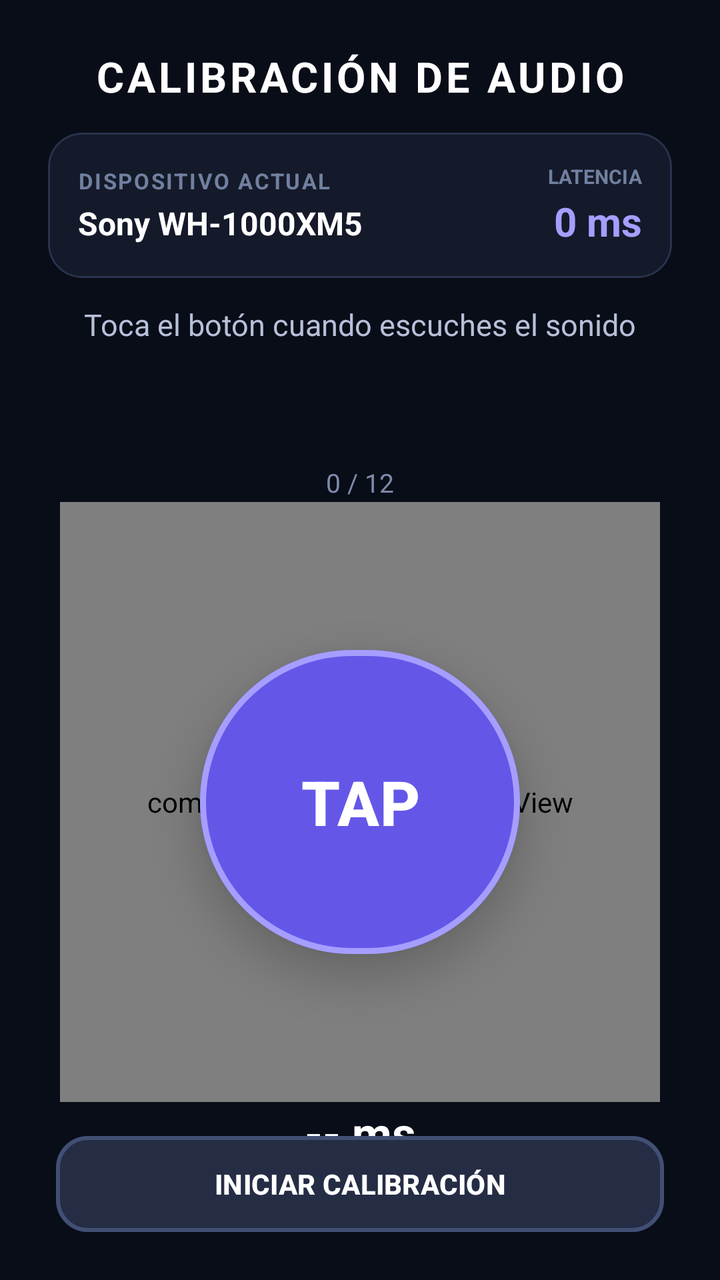
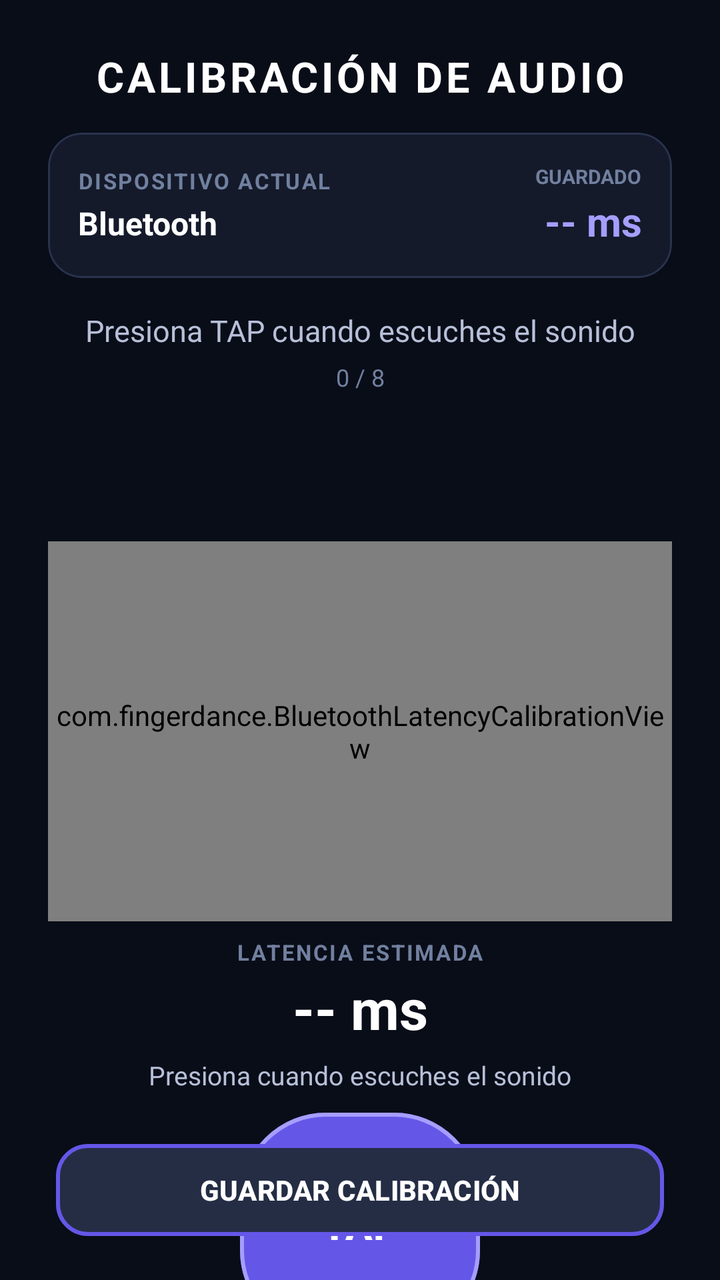

Before-and-after screenshots of an Android layout around one commit, followed by the original layout XML and the change that was made.
<!-- AndroidManifest.xml: application theme Theme.FingerDance -->
<!-- res/layout/activity_bluetooth_latency.xml -->
<?xml version="1.0" encoding="utf-8"?>
<androidx.constraintlayout.widget.ConstraintLayout
    xmlns:android="http://schemas.android.com/apk/res/android"
    xmlns:app="http://schemas.android.com/apk/res-auto"
    android:layout_width="match_parent"
    android:layout_height="match_parent"
    android:background="#090D18">


    

    <TextView
        android:id="@+id/txtTitle"
        android:layout_width="wrap_content"
        android:layout_height="wrap_content"
        android:layout_marginTop="24dp"
        android:letterSpacing="0.08"
        android:text="CALIBRACIÓN DE AUDIO"
        android:textColor="#FFFFFF"
        android:textSize="21sp"
        android:textStyle="bold"
        app:layout_constraintTop_toTopOf="parent"
        app:layout_constraintStart_toStartOf="parent"
        app:layout_constraintEnd_toEndOf="parent" />


    

    <com.google.android.material.card.MaterialCardView
        android:id="@+id/cardCurrentDevice"
        android:layout_width="0dp"
        android:layout_height="wrap_content"
        android:layout_marginStart="24dp"
        android:layout_marginTop="14dp"
        android:layout_marginEnd="24dp"
        app:cardBackgroundColor="#141A2A"
        app:cardCornerRadius="17dp"
        app:cardElevation="0dp"
        app:strokeColor="#29334D"
        app:strokeWidth="1dp"
        app:layout_constraintTop_toBottomOf="@id/txtTitle"
        app:layout_constraintStart_toStartOf="parent"
        app:layout_constraintEnd_toEndOf="parent">

        <LinearLayout
            android:layout_width="match_parent"
            android:layout_height="wrap_content"
            android:orientation="horizontal"
            android:gravity="center_vertical"
            android:padding="15dp">

            <LinearLayout
                android:layout_width="0dp"
                android:layout_height="wrap_content"
                android:layout_weight="1"
                android:orientation="vertical">

                <TextView
                    android:layout_width="wrap_content"
                    android:layout_height="wrap_content"
                    android:text="DISPOSITIVO ACTUAL"
                    android:textColor="#71809F"
                    android:textSize="11sp"
                    android:textStyle="bold"
                    android:letterSpacing="0.08" />

                <TextView
                    android:id="@+id/txtDeviceModel"
                    android:layout_width="match_parent"
                    android:layout_height="wrap_content"
                    android:layout_marginTop="3dp"
                    android:ellipsize="end"
                    android:maxLines="1"
                    android:text="Sony WH-1000XM5"
                    android:textColor="#FFFFFF"
                    android:textSize="16sp"
                    android:textStyle="bold" />

            </LinearLayout>


            <LinearLayout
                android:layout_width="wrap_content"
                android:layout_height="wrap_content"
                android:layout_marginStart="14dp"
                android:gravity="end"
                android:orientation="vertical">

                <TextView
                    android:layout_width="wrap_content"
                    android:layout_height="wrap_content"
                    android:text="LATENCIA"
                    android:textColor="#71809F"
                    android:textSize="10sp"
                    android:textStyle="bold" />

                <TextView
                    android:id="@+id/txtSavedLatency"
                    android:layout_width="wrap_content"
                    android:layout_height="wrap_content"
                    android:layout_marginTop="2dp"
                    android:text="0 ms"
                    android:textColor="#A69EFF"
                    android:textSize="20sp"
                    android:textStyle="bold" />

            </LinearLayout>

        </LinearLayout>

    </com.google.android.material.card.MaterialCardView>


    

    <TextView
        android:id="@+id/txtStatus"
        android:layout_width="0dp"
        android:layout_height="wrap_content"
        android:layout_marginStart="24dp"
        android:layout_marginTop="13dp"
        android:layout_marginEnd="24dp"
        android:gravity="center"
        android:text="Toca el botón cuando escuches el sonido"
        android:textColor="#B7C0D8"
        android:textSize="15sp"
        app:layout_constraintTop_toBottomOf="@id/cardCurrentDevice"
        app:layout_constraintStart_toStartOf="parent"
        app:layout_constraintEnd_toEndOf="parent" />


    

    <TextView
        android:id="@+id/txtCountdown"
        android:layout_width="90dp"
        android:layout_height="58dp"
        android:layout_marginTop="2dp"
        android:gravity="center"
        android:text="3"
        android:textColor="#FFFFFF"
        android:textSize="40sp"
        android:textStyle="bold"
        android:visibility="invisible"
        app:layout_constraintTop_toBottomOf="@id/txtStatus"
        app:layout_constraintStart_toStartOf="parent"
        app:layout_constraintEnd_toEndOf="parent" />


    

    <TextView
        android:id="@+id/txtProgress"
        android:layout_width="wrap_content"
        android:layout_height="wrap_content"
        android:text="0 / 12"
        android:textColor="#7F8BA8"
        android:textSize="13sp"
        app:layout_constraintTop_toBottomOf="@id/txtCountdown"
        app:layout_constraintStart_toStartOf="parent"
        app:layout_constraintEnd_toEndOf="parent" />


    

    <FrameLayout
        android:id="@+id/calibrationArea"
        android:layout_width="300dp"
        android:layout_height="300dp"
        android:layout_marginTop="1dp"
        app:layout_constraintTop_toBottomOf="@id/txtProgress"
        app:layout_constraintStart_toStartOf="parent"
        app:layout_constraintEnd_toEndOf="parent">


        <com.fingerdance.ClosingRingView
            android:id="@+id/ringView"
            android:layout_width="match_parent"
            android:layout_height="match_parent" />


        <com.google.android.material.button.MaterialButton
            android:id="@+id/btnTap"
            android:layout_width="160dp"
            android:layout_height="160dp"
            android:layout_gravity="center"
            android:elevation="12dp"
            android:enabled="false"
            android:gravity="center"
            android:stateListAnimator="@null"
            android:text="TAP"
            android:textAllCaps="false"
            android:textColor="#FFFFFF"
            android:textSize="31sp"
            android:textStyle="bold"
            app:backgroundTint="#6457E8"
            app:cornerRadius="80dp"
            app:rippleColor="#66FFFFFF"
            app:strokeColor="#A69EFF"
            app:strokeWidth="3dp" />

    </FrameLayout>


    

    <TextView
        android:id="@+id/txtTiming"
        android:layout_width="wrap_content"
        android:layout_height="wrap_content"
        android:text="-- ms"
        android:textColor="#FFFFFF"
        android:textSize="23sp"
        android:textStyle="bold"
        app:layout_constraintTop_toBottomOf="@id/calibrationArea"
        app:layout_constraintStart_toStartOf="parent"
        app:layout_constraintEnd_toEndOf="parent" />


    <TextView
        android:id="@+id/txtResult"
        android:layout_width="0dp"
        android:layout_height="wrap_content"
        android:layout_marginStart="24dp"
        android:layout_marginTop="4dp"
        android:layout_marginEnd="24dp"
        android:gravity="center"
        android:textColor="#AEB7CF"
        android:textSize="13sp"
        app:layout_constraintTop_toBottomOf="@id/txtTiming"
        app:layout_constraintStart_toStartOf="parent"
        app:layout_constraintEnd_toEndOf="parent" />


    

    <com.google.android.material.button.MaterialButton
        android:id="@+id/btnStart"
        android:layout_width="0dp"
        android:layout_height="56dp"
        android:layout_marginStart="28dp"
        android:layout_marginEnd="28dp"
        android:layout_marginBottom="20dp"
        android:text="INICIAR CALIBRACIÓN"
        android:textColor="#FFFFFF"
        android:textSize="14sp"
        android:textStyle="bold"
        app:backgroundTint="#252D45"
        app:cornerRadius="16dp"
        app:strokeColor="#424F75"
        app:strokeWidth="2dp"
        app:layout_constraintBottom_toBottomOf="parent"
        app:layout_constraintStart_toStartOf="parent"
        app:layout_constraintEnd_toEndOf="parent" />

</androidx.constraintlayout.widget.ConstraintLayout>
<!-- resources referenced by this layout -->
<resources>
  <style name="Theme.FingerDance" parent="Theme.Material3.DayNight.NoActionBar">
          
          <item name="colorPrimary">@color/purple_500</item>
          <item name="colorPrimaryVariant">@color/purple_700</item>
          <item name="colorOnPrimary">@color/white</item>
          
          <item name="colorSecondary">@color/teal_200</item>
          <item name="colorSecondaryVariant">@color/teal_700</item>
          <item name="colorOnSecondary">@color/black</item>
          
          <item name="android:statusBarColor">?attr/colorPrimaryVariant</item>
          
      </style>
  <color name="purple_500">#FF6200EE</color>
  <color name="purple_700">#FF3700B3</color>
  <color name="white">#FFFFFFFF</color>
  <color name="teal_200">#FF03DAC5</color>
  <color name="teal_700">#FF018786</color>
  <color name="black">#FF000000</color>
</resources>

<!-- the commit's change to res/layout/activity_bluetooth_latency.xml (unified diff, before → after) -->
@@ -6,9 +6,6 @@
     android:layout_height="match_parent"
     android:background="#090D18">
 
-
-    
-
     <TextView
         android:id="@+id/txtTitle"
         android:layout_width="wrap_content"
@@ -22,9 +19,6 @@
         app:layout_constraintTop_toTopOf="parent"
         app:layout_constraintStart_toStartOf="parent"
         app:layout_constraintEnd_toEndOf="parent" />
-
-
-    
 
     <com.google.android.material.card.MaterialCardView
         android:id="@+id/cardCurrentDevice"
@@ -58,11 +52,11 @@
                 <TextView
                     android:layout_width="wrap_content"
                     android:layout_height="wrap_content"
+                    android:letterSpacing="0.08"
                     android:text="DISPOSITIVO ACTUAL"
                     android:textColor="#71809F"
                     android:textSize="11sp"
-                    android:textStyle="bold"
-                    android:letterSpacing="0.08" />
+                    android:textStyle="bold" />
 
                 <TextView
                     android:id="@+id/txtDeviceModel"
@@ -71,13 +65,12 @@
                     android:layout_marginTop="3dp"
                     android:ellipsize="end"
                     android:maxLines="1"
-                    android:text="Sony WH-1000XM5"
+                    android:text="Bluetooth"
                     android:textColor="#FFFFFF"
                     android:textSize="16sp"
                     android:textStyle="bold" />
 
             </LinearLayout>
-
 
             <LinearLayout
                 android:layout_width="wrap_content"
@@ -89,7 +82,7 @@
                 <TextView
                     android:layout_width="wrap_content"
                     android:layout_height="wrap_content"
-                    android:text="LATENCIA"
+                    android:text="GUARDADO"
                     android:textColor="#71809F"
                     android:textSize="10sp"
                     android:textStyle="bold" />
@@ -99,7 +92,7 @@
                     android:layout_width="wrap_content"
                     android:layout_height="wrap_content"
                     android:layout_marginTop="2dp"
-                    android:text="0 ms"
+                    android:text="-- ms"
                     android:textColor="#A69EFF"
                     android:textSize="20sp"
                     android:textStyle="bold" />
@@ -110,144 +103,135 @@
 
     </com.google.android.material.card.MaterialCardView>
 
-
-    
-
     <TextView
         android:id="@+id/txtStatus"
         android:layout_width="0dp"
         android:layout_height="wrap_content"
         android:layout_marginStart="24dp"
-        android:layout_marginTop="13dp"
+        android:layout_marginTop="16dp"
         android:layout_marginEnd="24dp"
         android:gravity="center"
-        android:text="Toca el botón cuando escuches el sonido"
+        android:text="Presiona TAP cuando escuches el sonido"
         android:textColor="#B7C0D8"
         android:textSize="15sp"
         app:layout_constraintTop_toBottomOf="@id/cardCurrentDevice"
         app:layout_constraintStart_toStartOf="parent"
         app:layout_constraintEnd_toEndOf="parent" />
 
-
-    
+    <TextView
+        android:id="@+id/txtProgress"
+        android:layout_width="wrap_content"
+        android:layout_height="wrap_content"
+        android:layout_marginTop="5dp"
+        android:text="0 / 8"
+        android:textColor="#71809F"
+        android:textSize="12sp"
+        app:layout_constraintTop_toBottomOf="@id/txtStatus"
+        app:layout_constraintStart_toStartOf="parent"
+        app:layout_constraintEnd_toEndOf="parent" />
 
     <TextView
         android:id="@+id/txtCountdown"
-        android:layout_width="90dp"
-        android:layout_height="58dp"
-        android:layout_marginTop="2dp"
+        android:layout_width="100dp"
+        android:layout_height="64dp"
+        android:layout_marginTop="4dp"
         android:gravity="center"
         android:text="3"
         android:textColor="#FFFFFF"
-        android:textSize="40sp"
+        android:textSize="42sp"
         android:textStyle="bold"
         android:visibility="invisible"
-        app:layout_constraintTop_toBottomOf="@id/txtStatus"
-        app:layout_constraintStart_toStartOf="parent"
-        app:layout_constraintEnd_toEndOf="parent" />
-
-
-    
-
-    <TextView
-        android:id="@+id/txtProgress"
-        android:layout_width="wrap_content"
-        android:layout_height="wrap_content"
-        android:text="0 / 12"
-        android:textColor="#7F8BA8"
+        app:layout_constraintTop_toBottomOf="@id/txtProgress"
+        app:layout_constraintStart_toStartOf="parent"
+        app:layout_constraintEnd_toEndOf="parent" />
+
+    <com.fingerdance.BluetoothLatencyCalibrationView
+        android:id="@+id/calibrationView"
+        android:layout_width="0dp"
+        android:layout_height="190dp"
+        android:layout_marginStart="24dp"
+        android:layout_marginTop="6dp"
+        android:layout_marginEnd="24dp"
+        app:layout_constraintTop_toBottomOf="@id/txtCountdown"
+        app:layout_constraintStart_toStartOf="parent"
+        app:layout_constraintEnd_toEndOf="parent" />
+
+    <TextView
+        android:id="@+id/txtLatencyLabel"
+        android:layout_width="wrap_content"
+        android:layout_height="wrap_content"
+        android:layout_marginTop="8dp"
+        android:letterSpacing="0.08"
+        android:text="LATENCIA ESTIMADA"
+        android:textColor="#71809F"
+        android:textSize="11sp"
+        android:textStyle="bold"
+        app:layout_constraintTop_toBottomOf="@id/calibrationView"
+        app:layout_constraintStart_toStartOf="parent"
+        app:layout_constraintEnd_toEndOf="parent" />
+
+    <TextView
+        android:id="@+id/txtLatency"
+        android:layout_width="wrap_content"
+        android:layout_height="wrap_content"
+        android:layout_marginTop="2dp"
+        android:text="-- ms"
+        android:textColor="#FFFFFF"
+        android:textSize="28sp"
+        android:textStyle="bold"
+        app:layout_constraintTop_toBottomOf="@id/txtLatencyLabel"
+        app:layout_constraintStart_toStartOf="parent"
+        app:layout_constraintEnd_toEndOf="parent" />
+
+    <TextView
+        android:id="@+id/txtTapInstruction"
+        android:layout_width="wrap_content"
+        android:layout_height="wrap_content"
+        android:layout_marginTop="6dp"
+        android:text="Presiona cuando escuches el sonido"
+        android:textColor="#B7C0D8"
         android:textSize="13sp"
-        app:layout_constraintTop_toBottomOf="@id/txtCountdown"
-        app:layout_constraintStart_toStartOf="parent"
-        app:layout_constraintEnd_toEndOf="parent" />
-
-
-    
-
-    <FrameLayout
-        android:id="@+id/calibrationArea"
-        android:layout_width="300dp"
-        android:layout_height="300dp"
-        android:layout_marginTop="1dp"
-        app:layout_constraintTop_toBottomOf="@id/txtProgress"
-        app:layout_constraintStart_toStartOf="parent"
-        app:layout_constraintEnd_toEndOf="parent">
-
-
-        <com.fingerdance.ClosingRingView
-            android:id="@+id/ringView"
-            android:layout_width="match_parent"
-            android:layout_height="match_parent" />
-
-
-        <com.google.android.material.button.MaterialButton
-            android:id="@+id/btnTap"
-            android:layout_width="160dp"
-            android:layout_height="160dp"
-            android:layout_gravity="center"
-            android:elevation="12dp"
-            android:enabled="false"
-            android:gravity="center"
-            android:stateListAnimator="@null"
-            android:text="TAP"
-            android:textAllCaps="false"
-            android:textColor="#FFFFFF"
-            android:textSize="31sp"
-            android:textStyle="bold"
-            app:backgroundTint="#6457E8"
-            app:cornerRadius="80dp"
-            app:rippleColor="#66FFFFFF"
-            app:strokeColor="#A69EFF"
-            app:strokeWidth="3dp" />
-
-    </FrameLayout>
-
-
-    
-
-    <TextView
-        android:id="@+id/txtTiming"
-        android:layout_width="wrap_content"
-        android:layout_height="wrap_content"
-        android:text="-- ms"
-        android:textColor="#FFFFFF"
-        android:textSize="23sp"
-        android:textStyle="bold"
-        app:layout_constraintTop_toBottomOf="@id/calibrationArea"
-        app:layout_constraintStart_toStartOf="parent"
-        app:layout_constraintEnd_toEndOf="parent" />
-
-
-    <TextView
-        android:id="@+id/txtResult"
-        android:layout_width="0dp"
-        android:layout_height="wrap_content"
-        android:layout_marginStart="24dp"
-        android:layout_marginTop="4dp"
-        android:layout_marginEnd="24dp"
+        app:layout_constraintTop_toBottomOf="@id/txtLatency"
+        app:layout_constraintStart_toStartOf="parent"
+        app:layout_constraintEnd_toEndOf="parent" />
+
+    <com.google.android.material.button.MaterialButton
+        android:id="@+id/btnTap"
+        android:layout_width="120dp"
+        android:layout_height="120dp"
+        android:layout_marginTop="6dp"
+        android:enabled="false"
         android:gravity="center"
-        android:textColor="#AEB7CF"
-        android:textSize="13sp"
-        app:layout_constraintTop_toBottomOf="@id/txtTiming"
-        app:layout_constraintStart_toStartOf="parent"
-        app:layout_constraintEnd_toEndOf="parent" />
-
-
-    
+        android:stateListAnimator="@null"
+        android:text="TAP"
+        android:textAllCaps="false"
+        android:textColor="#FFFFFF"
+        android:textSize="20sp"
+        android:textStyle="bold"
+        app:backgroundTint="#6457E8"
+        app:cornerRadius="43dp"
+        app:rippleColor="#66FFFFFF"
+        app:strokeColor="#A69EFF"
+        app:strokeWidth="2dp"
+        app:layout_constraintTop_toBottomOf="@id/txtTapInstruction"
+        app:layout_constraintStart_toStartOf="parent"
+        app:layout_constraintEnd_toEndOf="parent" />
 
     <com.google.android.material.button.MaterialButton
-        android:id="@+id/btnStart"
-        android:layout_width="0dp"
-        android:layout_height="56dp"
+        android:id="@+id/btnSave"
+        android:layout_width="0dp"
+        android:layout_height="54dp"
         android:layout_marginStart="28dp"
         android:layout_marginEnd="28dp"
-        android:layout_marginBottom="20dp"
-        android:text="INICIAR CALIBRACIÓN"
+        android:layout_marginBottom="18dp"
+        android:enabled="false"
+        android:text="GUARDAR CALIBRACIÓN"
         android:textColor="#FFFFFF"
         android:textSize="14sp"
         android:textStyle="bold"
         app:backgroundTint="#252D45"
         app:cornerRadius="16dp"
-        app:strokeColor="#424F75"
+        app:strokeColor="#6457E8"
         app:strokeWidth="2dp"
         app:layout_constraintBottom_toBottomOf="parent"
         app:layout_constraintStart_toStartOf="parent"
